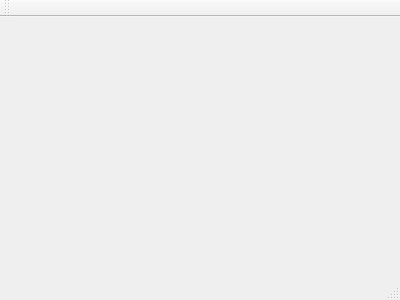
Above: mainwindow.ui from mdcl23/Runners before the change. Below: the same form after it.
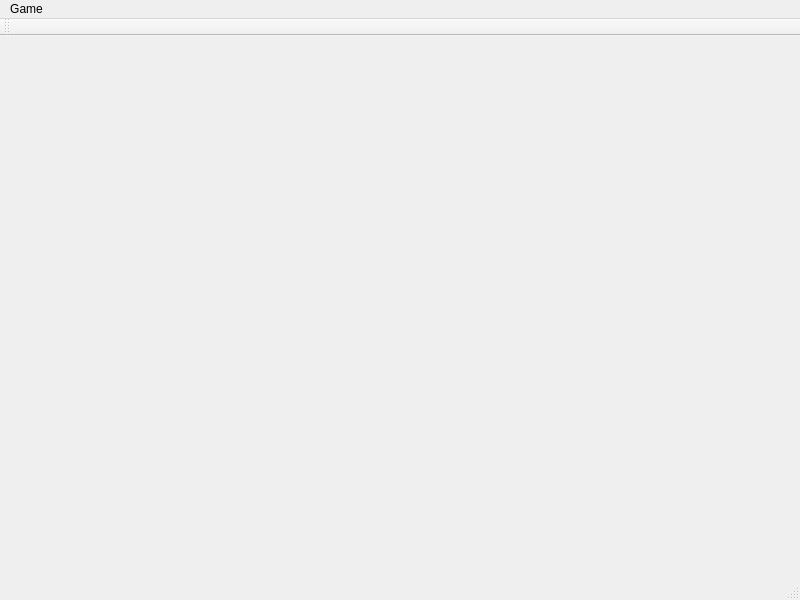
That is the form after the change.

What changed in the file:
```diff
--- a/mainwindow.ui
+++ b/mainwindow.ui
@@ -1,24 +1,61 @@
 <ui version="4.0">
  <class>MainWindow</class>
- <widget class="QMainWindow" name="MainWindow" >
-  <property name="geometry" >
+ <widget class="QMainWindow" name="MainWindow">
+  <property name="geometry">
    <rect>
     <x>0</x>
     <y>0</y>
-    <width>400</width>
-    <height>300</height>
+    <width>800</width>
+    <height>600</height>
    </rect>
   </property>
   <property name="windowTitle" >
    <string>MainWindow</string>
   </property>
-  <widget class="QMenuBar" name="menuBar" />
-  <widget class="QToolBar" name="mainToolBar" />
-  <widget class="QWidget" name="centralWidget" />
-  <widget class="QStatusBar" name="statusBar" />
+  <widget class="QWidget" name="centralWidget">
+   <widget class="QWidget" name="verticalLayoutWidget">
+    <property name="geometry">
+     <rect>
+      <x>-1</x>
+      <y>-1</y>
+      <width>801</width>
+      <height>541</height>
+     </rect>
+    </property>
+    <layout class="QVBoxLayout" name="verticalLayout">
+     <property name="sizeConstraint">
+      <enum>QLayout::SetDefaultConstraint</enum>
+     </property>
+    </layout>
+   </widget>
+  </widget>
+  <widget class="QMenuBar" name="menuBar">
+   <property name="geometry">
+    <rect>
+     <x>0</x>
+     <y>0</y>
+     <width>800</width>
+     <height>22</height>
+    </rect>
+   </property>
+   <widget class="QMenu" name="menuGame">
+    <property name="title">
+     <string>Game</string>
+    </property>
+   </widget>
+   <addaction name="menuGame"/>
+  </widget>
+  <widget class="QToolBar" name="mainToolBar">
+   <attribute name="toolBarArea">
+    <enum>TopToolBarArea</enum>
+   </attribute>
+   <attribute name="toolBarBreak">
+    <bool>false</bool>
+   </attribute>
+  </widget>
+  <widget class="QStatusBar" name="statusBar"/>
  </widget>
- <layoutDefault spacing="6" margin="11" />
- <pixmapfunction></pixmapfunction>
+ <layoutdefault spacing="6" margin="11"/>
  <resources/>
  <connections/>
 </ui>
```
Left out of the diff: 3 changed lines with no effect on the pictures.
